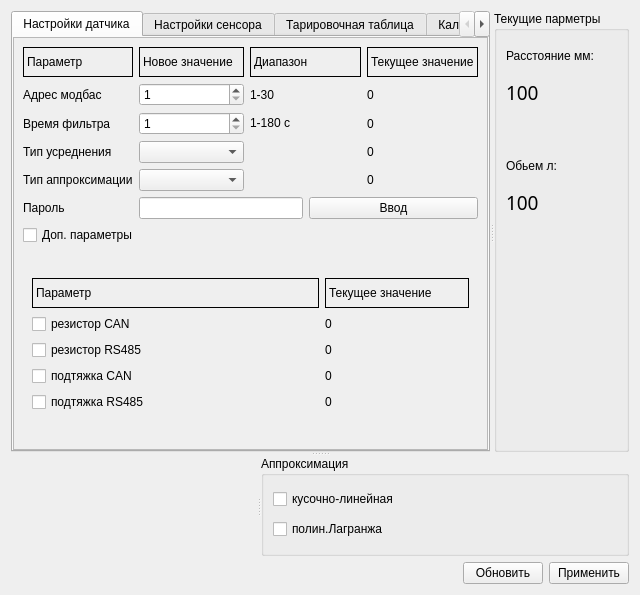
Old version of the form mws.ui in the repository zaitseu1994/EurosensConfig.
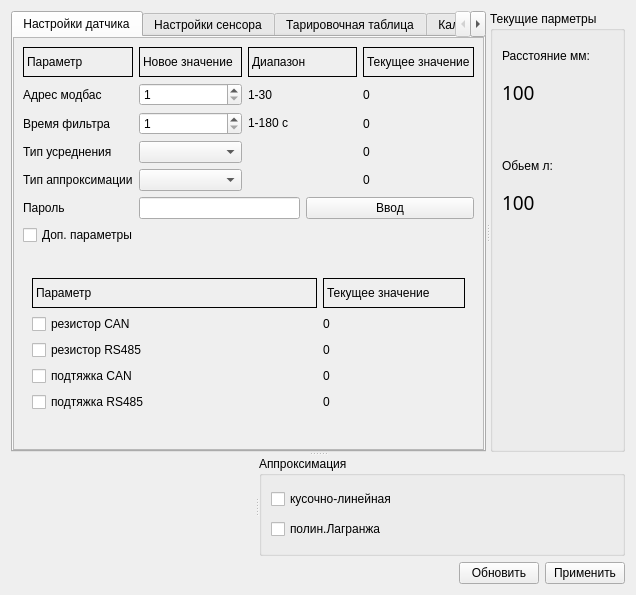
New version of the form. The open tabs and pages were chosen to show the change. Icons and pictures are not drawn. Custom widgets are drawn as their Qt base class.

Patch:
```diff
--- a/mws.ui
+++ b/mws.ui
@@ -6,7 +6,7 @@
    <rect>
     <x>0</x>
     <y>0</y>
-    <width>640</width>
+    <width>636</width>
     <height>595</height>
    </rect>
   </property>
@@ -105,7 +105,7 @@
                <rect>
                 <x>0</x>
                 <y>0</y>
-                <width>483</width>
+                <width>479</width>
                 <height>412</height>
                </rect>
               </property>
```
Left out of the diff: 8 changed lines with no effect on the pictures.
